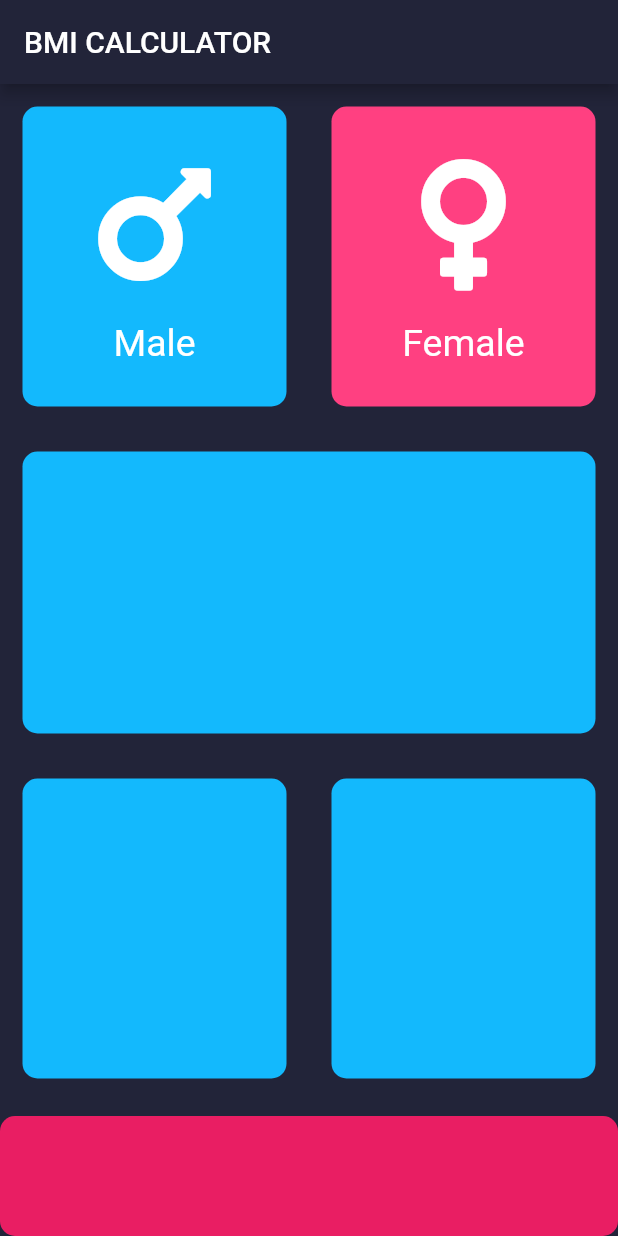
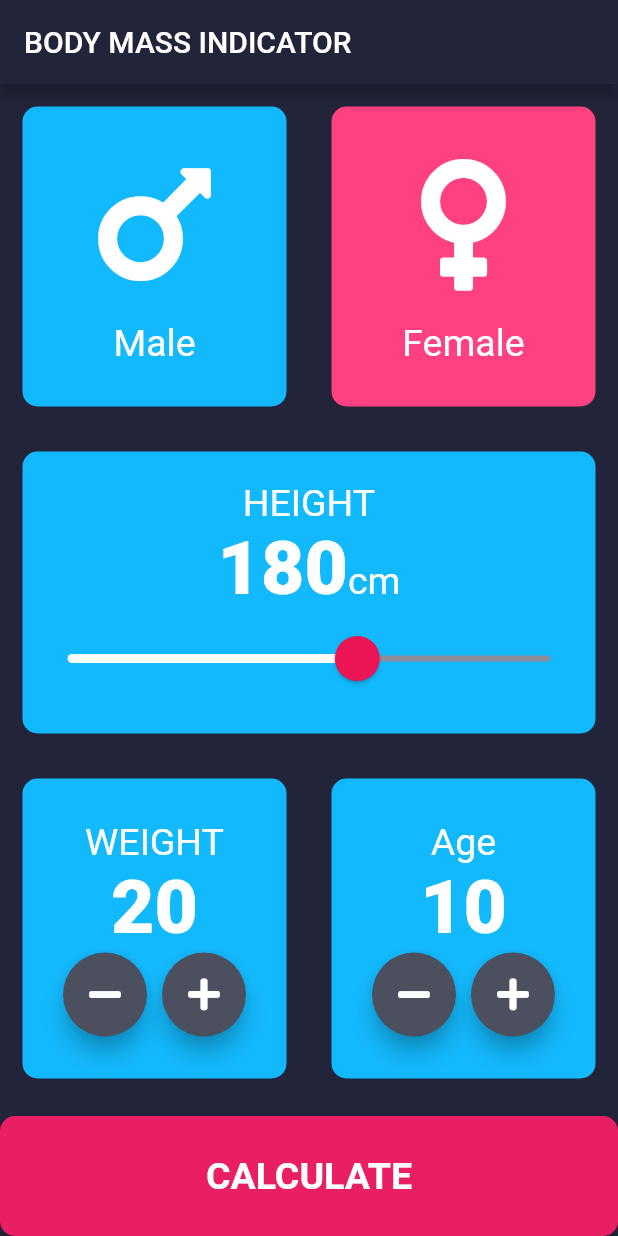
Before and after one commit to padam-ghimire/bmi_calculator, a Flutter app: the screen it shows after launch, on a phone screen of 412 x 824 dp. Run offline on Flutter 3.47's test engine with Material 2 defaults, Android fonts, the phone set to English and light mode, and no system bars; our stand-ins replace font_awesome_flutter.

Commit message:
Project finished at 3 am

```diff
--- /dev/null
+++ b/lib/calculator_brain.dart
@@ -0,0 +1,37 @@
+import 'dart:math';
+
+class CalculatorBrain{
+
+  CalculatorBrain(this.height,this.weight);
+
+int height;
+int weight;
+double _bmi;
+
+String calculateBMI(){
+  _bmi= weight/pow(height/100,2);
+  return _bmi.toStringAsFixed(1);
+}
+
+String getResults(){
+  if(_bmi>=25){
+    return "Overweight";
+  }else if(_bmi>=18.5){
+    return "Normal";
+  }else{
+    return "Underweight";
+  }
+}
+
+String getInterpreter(){
+  if(_bmi>=25){
+    return "Your are to heavy !! Do some exercise.";
+  }else if(_bmi>=18.5){
+    return "Your weight is normal! Keep it up.";
+  }else{
+    return "Your weight is lower than the normal body!! Eat more.";
+  }
+}
+
+
+}
--- /dev/null
+++ b/lib/components/bottom_button.dart
@@ -0,0 +1,28 @@
+
+
+
+import 'package:flutter/material.dart';
+import 'package:bmi_calculator/constants.dart';
+class BottomButton extends StatelessWidget {
+
+  BottomButton(this.text,this.onTap);
+  final String text;
+  final Function onTap;
+
+  @override
+  Widget build(BuildContext context) {
+    return GestureDetector(
+      onTap: onTap,
+        child: Container(
+        child: Center(child: Text(text, style: TextStyle(fontSize:25.0,fontWeight: FontWeight.bold),)),
+        margin: EdgeInsets.only(top:10),
+        height: bottomHeight,
+        decoration: BoxDecoration(
+        color:bottomContainerColor,
+          borderRadius: BorderRadius.circular(10),
+        ),
+        width: double.infinity,
+      ),
+    );
+  }
+}
--- a/lib/icon_content.dart
+++ b/lib/components/icon_content.dart
@@ -1,3 +1,4 @@
+import 'package:bmi_calculator/constants.dart';
 import 'package:flutter/material.dart';
 
 class IconContent extends StatelessWidget {
@@ -16,7 +17,7 @@ class IconContent extends StatelessWidget {
            size: 100.0,
          ),
          SizedBox(height: 15,),
-         Text(label,style: TextStyle(fontSize: 25,color: Colors.white),),
+         Text(label,style: kCardTextStyle),
        ],
     );
   }
--- /dev/null
+++ b/lib/components/resusable_card.dart
@@ -0,0 +1,25 @@
+import 'package:flutter/material.dart';
+
+class ReusableCard extends StatelessWidget {
+
+  ReusableCard({this.colour,this.cardChild,this.onPress});
+   final Color colour;
+   final Widget cardChild;
+   final Function onPress;
+  @override
+  Widget build(BuildContext context) {
+    return GestureDetector(
+          onTap: onPress,
+          child: Container(
+          child: cardChild,
+          height: 200,
+          width: 170,
+          margin: EdgeInsets.all(15),
+          decoration: BoxDecoration(
+            color: colour,
+            borderRadius: BorderRadius.circular(10),
+          ),
+        ),
+    );
+  }
+}
--- /dev/null
+++ b/lib/constants.dart
@@ -0,0 +1,37 @@
+import 'package:flutter/material.dart';
+
+const double bottomHeight=80;
+ const Color conatinerColor=Color(0xFF13B9FD);
+ const Color femaleActiveColor=Colors.pink;
+ const Color femaleInActiveColor=Colors.pinkAccent;
+ const Color inActiveConatinerColor=Color(0xFF0896ce);
+  const Color bottomContainerColor= Colors.pink;
+
+
+const kNumTextStyle=TextStyle(
+  fontSize:50.0,
+  fontWeight:FontWeight.w900
+  );
+
+  const kCardTextStyle=TextStyle(fontSize: 25,color: Colors.white);
+
+  const kTitleTextStyle=TextStyle(
+    fontSize: 50.0,
+    fontWeight: FontWeight.bold
+  );
+
+  const kResultTextStlye=TextStyle(
+    color: Colors.white,
+    fontSize: 30.0,
+    fontWeight: FontWeight.w500,
+  );
+
+  const kBMIResultTextStyle= TextStyle(
+      fontSize: 60.0,
+      fontWeight: FontWeight.bold
+  );
+
+  const kBodyText= TextStyle(
+    fontSize: 22.0,
+
+  );
--- a/lib/input_page.dart
+++ /dev/null
@@ -1,120 +0,0 @@
-
-
-import 'package:bmi_calculator/icon_content.dart';
-import 'package:bmi_calculator/resusable_card.dart';
-import 'package:flutter/material.dart';
-import 'package:font_awesome_flutter/font_awesome_flutter.dart';
-
- const double bottomHeight=80;
- const Color conatinerColor=Color(0xFF13B9FD);
- const Color femaleActiveColor=Colors.pink;
- const Color femaleInActiveColor=Colors.pinkAccent;
- const Color inActiveConatinerColor=Color(0xFF0896ce);
-
-enum Gender{
-  male,female
-}
-
-
-//  const Color inActiveconatinerColor=Colors.pink;
- const Color bottomContainerColor= Colors.pink;
-
-class InputPage extends StatefulWidget {
-  @override
-  _InputPageState createState() => _InputPageState();
-}
-
-class _InputPageState extends State<InputPage> {
-
-
-Gender selectedGender;
-
-  // Color maleCardColor = inActiveConatinerColor;
-  // Color femaleCardColor = femaleInActiveColor;
-
-  // void updateColor(Gender gender){
-  //   if(gender== Gender.male){
-  //      if(maleCardColor == inActiveConatinerColor){
-  //        maleCardColor= conatinerColor;
-  //        femaleCardColor = femaleInActiveColor;
-  //      }else{
-  //         maleCardColor= inActiveConatinerColor;
-  //      }
-  //   }else if(gender== Gender.female){
-  //     if(femaleCardColor == femaleInActiveColor){
-  //        femaleCardColor= femaleActiveColor;
-  //        maleCardColor= inActiveConatinerColor;
-
-  //      }else{
-  //        femaleCardColor= femaleInActiveColor;
-
-  //      }
-
-  //   }
-  // }
-  @override
-  Widget build(BuildContext context) {
-    return Scaffold(
-      appBar: AppBar(
-        title: Text('BMI CALCULATOR'),
-      ),
-      body: Column(
-        crossAxisAlignment: CrossAxisAlignment.stretch,
-        children: <Widget>[
-          Row(children: <Widget>[
-            Expanded(child:
-               GestureDetector(
-                 onTap: (){
-                   setState(() {
-                    selectedGender = Gender.male;
-                    print(conatinerColor);
-                   });
-                 },
-                 child: ReusableCard(colour:selectedGender==Gender.male ? inActiveConatinerColor : conatinerColor ,
-                 cardChild: IconContent(FontAwesomeIcons.mars,"Male"),
-                 ),
-               ),
-         ),
-         Expanded(child:
-          GestureDetector(
-            onTap: (){
-              setState(() {
-                selectedGender = Gender.female;
-              });
-            },
-              child: ReusableCard(colour:selectedGender==Gender.female ? femaleActiveColor : femaleInActiveColor,
-              cardChild: IconContent(FontAwesomeIcons.venus,"Female"),
-            ),
-          ),
-
-         ),
-          ],),
-         Expanded(child:
-         ReusableCard(colour:conatinerColor),
-         ),
-            Row(children: <Widget>[
-            Expanded(child:
-             ReusableCard(colour:conatinerColor),
-         ),
-         Expanded(child:
-          ReusableCard(colour:conatinerColor),
-         ),
-          ],
-          ),
-          Container(
-            margin: EdgeInsets.only(top:10),
-            height: bottomHeight,
-            decoration: BoxDecoration(
-            color:bottomContainerColor,
-              borderRadius: BorderRadius.circular(10),
-            ),
-            width: double.infinity,
-          ),
-
-        ],
-      ),
-
-
-    );
-  }
-}
--- a/lib/main.dart
+++ b/lib/main.dart
@@ -1,6 +1,6 @@
 import 'package:flutter/material.dart';
 
-import 'input_page.dart';
+import 'screens/input_page.dart';
 
 void main() => runApp(BMICalculator());
 
--- a/lib/resusable_card.dart
+++ /dev/null
@@ -1,21 +0,0 @@
-import 'package:flutter/material.dart';
-
-class ReusableCard extends StatelessWidget {
-
-  ReusableCard({this.colour,this.cardChild});
-   final Color colour;
-   final Widget cardChild;
-  @override
-  Widget build(BuildContext context) {
-    return Container(
-      child: cardChild,
-        height: 200,
-        width: 170,
-        margin: EdgeInsets.all(15),
-        decoration: BoxDecoration(
-          color: colour,
-          borderRadius: BorderRadius.circular(10),
-        ),
-      );
-  }
-}
--- /dev/null
+++ b/lib/screens/input_page.dart
@@ -0,0 +1,230 @@
+
+
+import 'package:bmi_calculator/components/icon_content.dart';
+import 'package:bmi_calculator/components/resusable_card.dart';
+import 'package:bmi_calculator/screens/results_page.dart';
+import 'package:flutter/material.dart';
+import 'package:font_awesome_flutter/font_awesome_flutter.dart';
+import 'package:bmi_calculator/constants.dart';
+import 'package:bmi_calculator/components/bottom_button.dart';
+import 'package:bmi_calculator/calculator_brain.dart';
+
+enum Gender{
+  male,female
+}
+
+
+//  const Color inActiveconatinerColor=Colors.pink;
+ const Color bottomContainerColor= Colors.pink;
+int height=180;
+int weight= 20;
+int age = 10;
+class InputPage extends StatefulWidget {
+  @override
+  _InputPageState createState() => _InputPageState();
+}
+
+class _InputPageState extends State<InputPage> {
+
+
+Gender selectedGender;
+
+  @override
+  Widget build(BuildContext context) {
+    return Scaffold(
+      appBar: AppBar(
+        title: Text('BODY MASS INDICATOR'),
+      ),
+      body: Column(
+        crossAxisAlignment: CrossAxisAlignment.stretch,
+        children: <Widget>[
+          Row(children: <Widget>[
+            Expanded(child:
+               ReusableCard(
+                 onPress: (){
+                    setState(() {
+                      selectedGender= Gender.male;
+                    });
+                 },
+              colour:selectedGender==Gender.male ? inActiveConatinerColor : conatinerColor ,
+               cardChild: IconContent(FontAwesomeIcons.mars,"Male"),
+               ),
+         ),
+         Expanded(child:
+          ReusableCard(
+            onPress: (){
+              setState(() {
+                selectedGender = Gender.female;
+              });
+            },
+            colour:selectedGender==Gender.female ? femaleActiveColor : femaleInActiveColor,
+             cardChild: IconContent(FontAwesomeIcons.venus,"Female"),
+            ),
+
+         ),
+          ],),
+         Expanded(child:
+         ReusableCard(colour:conatinerColor,
+              cardChild: Column(
+                mainAxisAlignment: MainAxisAlignment.center,
+                children: <Widget>[
+                  Text("HEIGHT",style: kCardTextStyle),
+                  Row(
+                    mainAxisAlignment: MainAxisAlignment.center,
+                    crossAxisAlignment: CrossAxisAlignment.baseline,
+                    textBaseline: TextBaseline.alphabetic,
+                    children: <Widget>[
+                      Text(height.toString(), style: kNumTextStyle,),
+                      Text("cm", style: kCardTextStyle,)
+                    ],
+                  ),
+                  SliderTheme(
+                      data: SliderTheme.of(context).copyWith(
+                        activeTrackColor: Colors.white,
+                        thumbColor: Color(0xFFEB1555),
+                        overlayColor: Color(0x29EB1555),
+                        thumbShape: RoundSliderThumbShape(enabledThumbRadius:15.0),
+                        overlayShape: RoundSliderOverlayShape(overlayRadius:30),
+                      ),
+                      child: Slider(
+                      value: height.toDouble(),
+                      inactiveColor: Color(0xFF8D8E99),
+                      min:120,
+                      max: 220,
+                       onChanged: (double changedValue){
+
+                         setState(() {
+                         height= changedValue.round();
+
+                         });
+                       },
+
+
+                    ),
+                  )
+
+                ],
+
+              ),
+         ),
+         ),
+            Row(children: <Widget>[
+            Expanded(child:
+             ReusableCard(
+               colour:conatinerColor,
+                cardChild: Column(
+                  mainAxisAlignment: MainAxisAlignment.center,
+                  children:<Widget>[
+                    Text("WEIGHT",style:kCardTextStyle),
+                    Text(weight.toString(),style: kNumTextStyle,),
+                    Row(
+                      mainAxisAlignment: MainAxisAlignment.center,
+                      children: <Widget>[
+                        RoudnButton(
+                        icon:FontAwesomeIcons.minus,
+                        pressed:(){
+                          setState(() {
+                            weight--;
+                          });
+                        }
+
+
+
+                        ),
+                          // child: Icon(Icons.add,color:Colors.white),
+
+                        SizedBox(width:10),
+                        RoudnButton(icon:FontAwesomeIcons.plus,
+                          pressed:(){
+                           setState(() {
+                             weight++;
+                           });
+                          }
+                        ),
+
+                      ],
+                    ),
+
+
+                  ]
+                ),
+               ),
+         ),
+         Expanded(child:
+          ReusableCard(colour:conatinerColor,
+            cardChild: Column(
+                  mainAxisAlignment: MainAxisAlignment.center,
+                  children:<Widget>[
+                    Text("Age",style:kCardTextStyle),
+                    Text(age.toString(),style: kNumTextStyle,),
+                    Row(
+                      mainAxisAlignment: MainAxisAlignment.center,
+                      children: <Widget>[
+                        RoudnButton(
+                        icon:FontAwesomeIcons.minus,
+                        pressed:(){
+                          setState(() {
+                            age--;
+                          });
+                        }
+
+
+
+                        ),
+                          // child: Icon(Icons.add,color:Colors.white),
+
+                        SizedBox(width:10),
+                        RoudnButton(icon:FontAwesomeIcons.plus,
+                          pressed:(){
+                           setState(() {
+                             age++;
+                           });
+                          }
+                        ),
+
+                      ],
+                    ),
+
+
+                  ]
+                ),
+
+
+          ),
+         ),
+          ],
+          ),
+          BottomButton('CALCULATE',(){
+            CalculatorBrain calc = CalculatorBrain(height, weight);
+            Navigator.push(context, MaterialPageRoute(builder: (context)=>ResultsPage(calc.calculateBMI(),calc.getResults(),calc.getInterpreter())));
+          }),
+
+        ],
+      ),
+
+
+    );
+  }
+}
+
+class RoudnButton extends StatelessWidget {
+
+  RoudnButton({this.icon,this.pressed});
+  final IconData icon;
+  final Function pressed;
+  @override
+  Widget build(BuildContext context) {
+    return RawMaterialButton(
+      child: Icon(icon),
+      onPressed:pressed,
+
+      elevation: 6.0,
+      constraints: BoxConstraints.tightFor(
+        height:56,
+        width:56,
+      ),
+      shape: CircleBorder(),
+      fillColor:Color(0xFF4C4F5E) ,
+    );
+  }
+}
```
Also changed, not shown: lib/screens/results_page.dart (added, +60 -0 lines).
